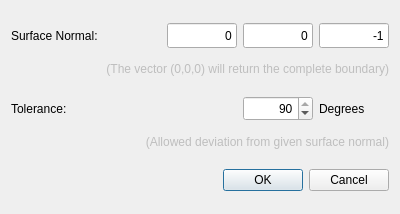
First picture: the form in Applications/DataExplorer/DataView/SurfaceExtraction.ui, repository ufz/ogs, before the edit.
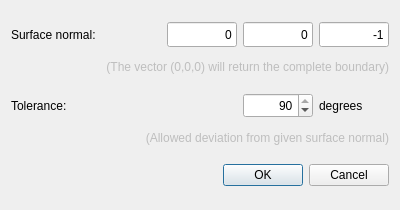
Second picture: the form after the edit.

Patch:
```diff
--- a/Applications/DataExplorer/DataView/SurfaceExtraction.ui
+++ b/Applications/DataExplorer/DataView/SurfaceExtraction.ui
@@ -7,9 +7,21 @@
     <x>0</x>
     <y>0</y>
     <width>400</width>
-    <height>214</height>
+    <height>210</height>
    </rect>
   </property>
+  <property name="minimumSize">
+   <size>
+    <width>400</width>
+    <height>210</height>
+   </size>
+  </property>
+  <property name="maximumSize">
+   <size>
+    <width>400</width>
+    <height>210</height>
+   </size>
+  </property>
   <property name="windowTitle">
    <string>Extract surfaces...</string>
   </property>
@@ -49,7 +61,7 @@
       </font>
      </property>
      <property name="text">
-      <string>Surface Normal:</string>
+      <string>Surface normal:</string>
      </property>
     </widget>
    </item>
@@ -127,7 +139,7 @@
       </font>
      </property>
      <property name="text">
-      <string>Degrees</string>
+      <string>degrees</string>
      </property>
     </widget>
    </item>
```
